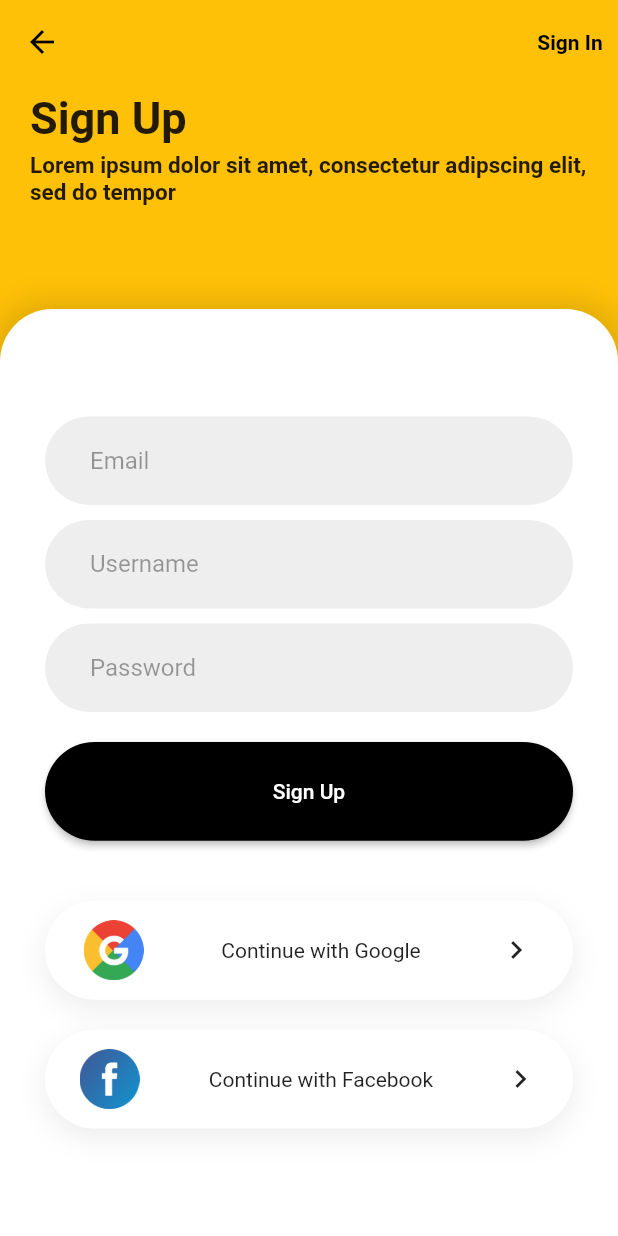
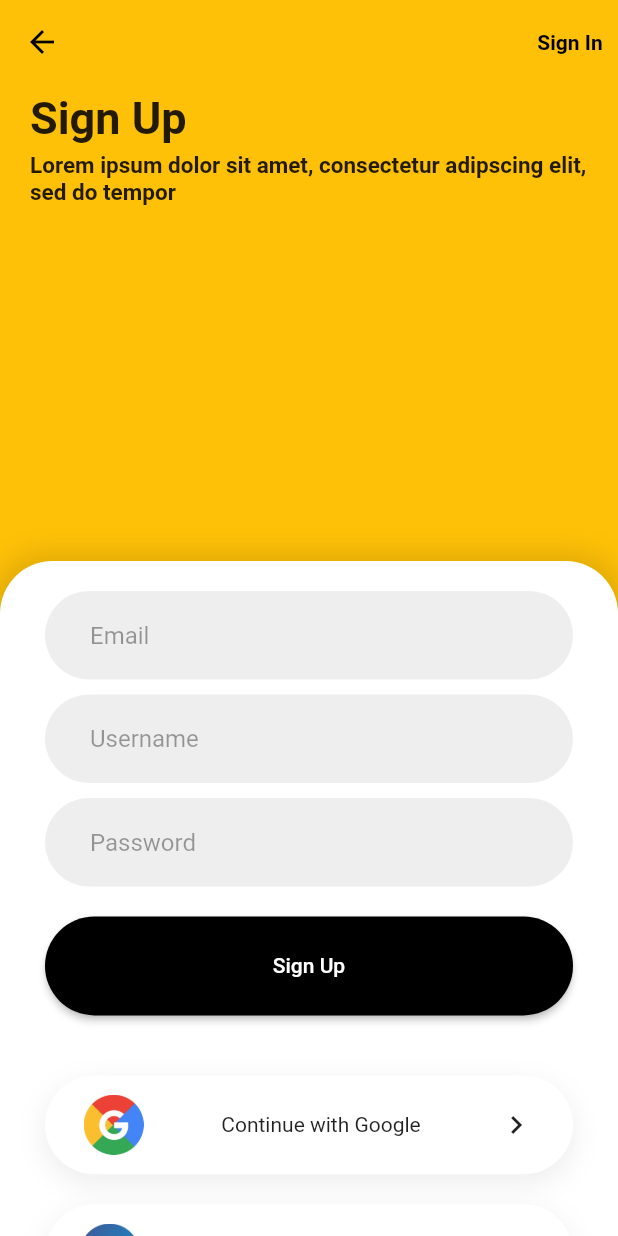
Before and after one commit to ZaryabAlam/Deeps, a Flutter app: the SignIn screen opened directly, after a tap on "Sign In", after a tap on "Register", on a phone screen of 412 x 824 dp. Run offline on Flutter 3.47's test engine with Material 2 defaults, Android fonts, the light colour scheme and no system bars; our stand-ins replace get, url_launcher_web.

Commit message:
Major SDK Update

```diff
--- a/lib/main.dart
+++ b/lib/main.dart
@@ -6,7 +6,6 @@ void main() {
   runApp(MyApp());
 }
 
-//test
 class MyApp extends StatelessWidget {
   @override
   Widget build(BuildContext context) {
--- a/lib/views/signin.dart
+++ b/lib/views/signin.dart
@@ -18,6 +18,7 @@ class _SignInState extends State<SignIn> {
     // final _w = MediaQuery.of(context).size.width;
 
     return Scaffold(
+        resizeToAvoidBottomInset: false,
         backgroundColor: Colors.amber,
         appBar: AppBar(
           iconTheme: IconThemeData(color: Colors.black),
@@ -74,7 +75,7 @@ class _SignInState extends State<SignIn> {
             Spacer(),
             Container(
               height: _h * 0.70,
-              width: double.infinity,
+              // width: double.infinity,
               decoration: BoxDecoration(
                   boxShadow: [
                     BoxShadow(
@@ -84,16 +85,21 @@ class _SignInState extends State<SignIn> {
                   borderRadius: BorderRadius.only(
                       topRight: Radius.circular(35),
                       topLeft: Radius.circular(35))),
-              child: Form(
+              child: ListView(
+                physics: BouncingScrollPhysics(),
+                scrollDirection: Axis.vertical,
+                children: [
+                  Form(
                     key: _numberForm,
                     child: Padding(
-                  padding: EdgeInsets.symmetric(horizontal: 30),
+                      padding:
+                          EdgeInsets.symmetric(horizontal: 30, vertical: 30),
                       child: Column(
                         mainAxisAlignment: MainAxisAlignment.center,
                         children: [
                           TextFormField(
                             validator: (inputValue) {
-                          if (inputValue.isEmpty) {
+                              if (inputValue!.isEmpty) {
                                 return "Enter username";
                               }
                               return null;
@@ -113,7 +119,7 @@ class _SignInState extends State<SignIn> {
                           SizedBox(height: 15),
                           TextFormField(
                             validator: (inputValue) {
-                          if (inputValue.isEmpty) {
+                              if (inputValue!.isEmpty) {
                                 return "Enter password";
                               }
                               return null;
@@ -150,12 +156,13 @@ class _SignInState extends State<SignIn> {
                                 style: TextButton.styleFrom(
                                     elevation: 2,
                                     shape: RoundedRectangleBorder(
-                                    borderRadius: BorderRadius.circular(80)),
+                                        borderRadius:
+                                            BorderRadius.circular(80)),
                                     primary: Colors.white,
                                     backgroundColor: Colors.black,
                                     minimumSize: Size.fromHeight(70)),
                                 onPressed: () {
-                              if (_numberForm.currentState.validate()) {
+                                  if (_numberForm.currentState!.validate()) {
                                     setState(() {
                                       isValidForm = true;
                                     });
@@ -196,15 +203,16 @@ class _SignInState extends State<SignIn> {
                                 ],
                               ),
                               child: Row(
-                            mainAxisAlignment: MainAxisAlignment.spaceAround,
+                                mainAxisAlignment:
+                                    MainAxisAlignment.spaceAround,
                                 children: [
                                   Container(
                                     height: 40,
                                     width: 40,
                                     decoration: BoxDecoration(
                                         image: DecorationImage(
-                                        image:
-                                            AssetImage("assets/google.png"))),
+                                            image: AssetImage(
+                                                "assets/google.png"))),
                                   ),
                                   Text("Continue with Google"),
                                   Icon(Icons.keyboard_arrow_right)
@@ -241,15 +249,16 @@ class _SignInState extends State<SignIn> {
                                 ],
                               ),
                               child: Row(
-                            mainAxisAlignment: MainAxisAlignment.spaceAround,
+                                mainAxisAlignment:
+                                    MainAxisAlignment.spaceAround,
                                 children: [
                                   Container(
                                     height: 40,
                                     width: 40,
                                     decoration: BoxDecoration(
                                         image: DecorationImage(
-                                        image:
-                                            AssetImage("assets/facebook.png"))),
+                                            image: AssetImage(
+                                                "assets/facebook.png"))),
                                   ),
                                   Text("Continue with Facebook"),
                                   Icon(Icons.keyboard_arrow_right)
@@ -261,6 +270,8 @@ class _SignInState extends State<SignIn> {
                       ),
                     ),
                   ),
+                ],
+              ),
             )
           ],
         ));
--- a/lib/views/signup.dart
+++ b/lib/views/signup.dart
@@ -17,6 +17,7 @@ class _SignUpState extends State<SignUp> {
     // final _w = MediaQuery.of(context).size.width;
 
     return Scaffold(
+        resizeToAvoidBottomInset: false,
         backgroundColor: Colors.amber,
         appBar: AppBar(
           iconTheme: IconThemeData(color: Colors.black),
@@ -72,11 +73,12 @@ class _SignUpState extends State<SignUp> {
             ),
             Spacer(),
             Column(
-              mainAxisAlignment: MainAxisAlignment.end,
+              mainAxisAlignment: MainAxisAlignment.center,
               children: [
                 Container(
-                  height: _h * 0.75,
-                  width: double.infinity,
+                  height: 450,
+                  // height: _h * 0.75,
+                  // width: double.infinity,
                   decoration: BoxDecoration(
                       boxShadow: [
                         BoxShadow(
@@ -88,17 +90,22 @@ class _SignUpState extends State<SignUp> {
                       borderRadius: BorderRadius.only(
                           topRight: Radius.circular(35),
                           topLeft: Radius.circular(35))),
-                  child: Form(
+                  child: ListView(
+                    physics: BouncingScrollPhysics(),
+                    scrollDirection: Axis.vertical,
+                    children: [
+                      Form(
                         key: _numberForm,
                         child: Padding(
-                      padding: EdgeInsets.symmetric(horizontal: 30),
+                          padding: EdgeInsets.symmetric(
+                              horizontal: 30, vertical: 20),
                           child: Column(
                             mainAxisAlignment: MainAxisAlignment.center,
                             children: [
                               // SizedBox(height: 10),
                               TextFormField(
                                 validator: (inputValue) {
-                              if (inputValue.isEmpty) {
+                                  if (inputValue!.isEmpty) {
                                     return "Enter Email";
                                   }
                                   return null;
@@ -113,12 +120,13 @@ class _SignUpState extends State<SignUp> {
                                     fillColor: Colors.grey.shade200,
                                     border: OutlineInputBorder(
                                         borderSide: BorderSide.none,
-                                    borderRadius: BorderRadius.circular(80))),
+                                        borderRadius:
+                                            BorderRadius.circular(80))),
                               ),
                               SizedBox(height: 10),
                               TextFormField(
                                 validator: (inputValue) {
-                              if (inputValue.isEmpty) {
+                                  if (inputValue!.isEmpty) {
                                     return "Enter username";
                                   }
                                   return null;
@@ -133,12 +141,13 @@ class _SignUpState extends State<SignUp> {
                                     fillColor: Colors.grey.shade200,
                                     border: OutlineInputBorder(
                                         borderSide: BorderSide.none,
-                                    borderRadius: BorderRadius.circular(80))),
+                                        borderRadius:
+                                            BorderRadius.circular(80))),
                               ),
                               SizedBox(height: 10),
                               TextFormField(
                                 validator: (inputValue) {
-                              if (inputValue.isEmpty) {
+                                  if (inputValue!.isEmpty) {
                                     return "Enter password";
                                   }
                                   return null;
@@ -154,7 +163,8 @@ class _SignUpState extends State<SignUp> {
                                     fillColor: Colors.grey.shade200,
                                     border: OutlineInputBorder(
                                         borderSide: BorderSide.none,
-                                    borderRadius: BorderRadius.circular(80))),
+                                        borderRadius:
+                                            BorderRadius.circular(80))),
                               ),
                               // SizedBox(height: 10),
 
@@ -171,7 +181,8 @@ class _SignUpState extends State<SignUp> {
                                         backgroundColor: Colors.black,
                                         minimumSize: Size.fromHeight(70)),
                                     onPressed: () {
-                                  if (_numberForm.currentState.validate()) {
+                                      if (_numberForm.currentState!
+                                          .validate()) {
                                         setState(() {
                                           isValidForm = true;
                                         });
@@ -279,6 +290,8 @@ class _SignUpState extends State<SignUp> {
                           ),
                         ),
                       ),
+                    ],
+                  ),
                 ),
               ],
             )
```
Also changed, not shown: analysis_options.yaml (added, +29 -0 lines), lib/generated_plugin_registrant.dart (added, +15 -0 lines), pubspec.yaml (+15 -8 lines), pubspec.lock, 82 other files. Lines whose indentation alone changed are shown as unchanged.
